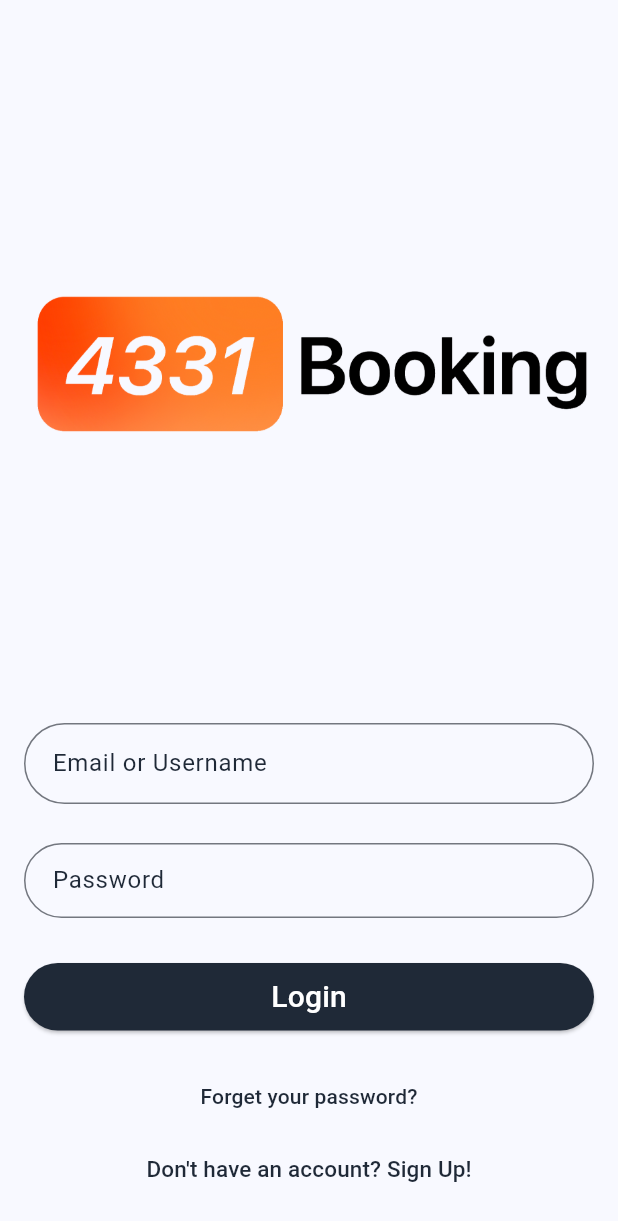
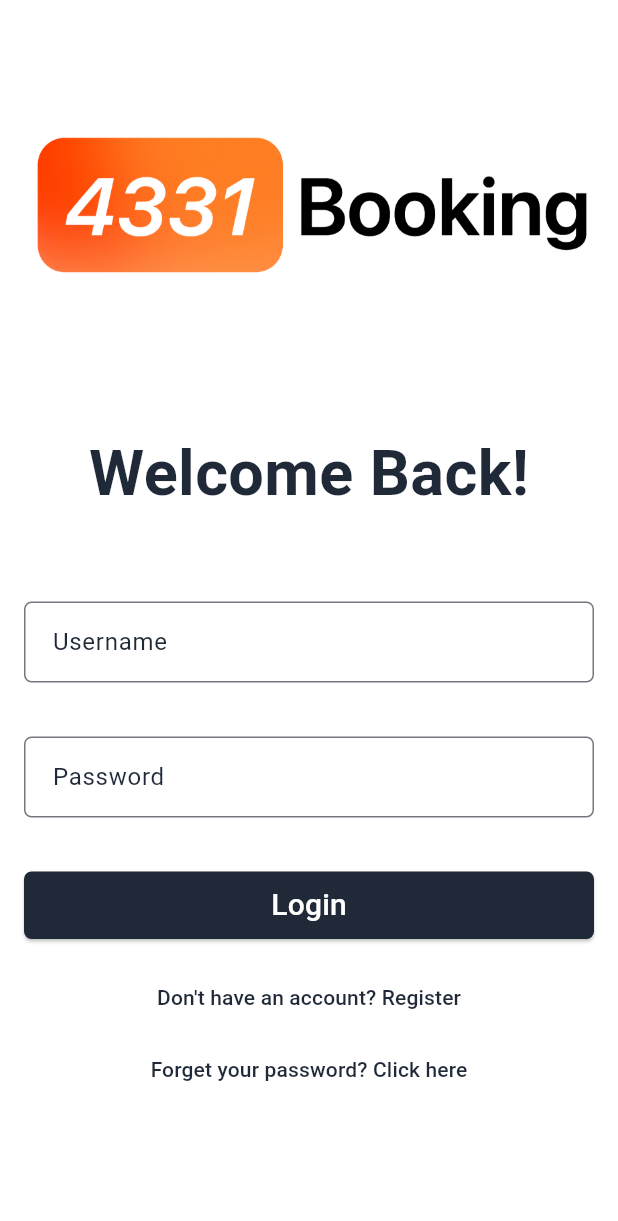
Before and after one commit to FarisAlamoudi/BigProject, a Flutter app: the screen it shows after launch, on a phone screen of 412 x 824 dp. Shown: the top 1221 px of the screen. Run offline on Flutter 3.47's test engine with Material 3 defaults, Android fonts, the phone set to English and light mode, and no system bars; missing offline and left inert: mongo_dart; Roboto replaces fonts that are missing (SpaceMono).

Commit message:
Update main.dart

```diff
--- a/frontendMobile/lib/main.dart
+++ b/frontendMobile/lib/main.dart
@@ -36,7 +36,6 @@ class MyApp extends StatelessWidget {
       initialRoute: '/login',
       routes: {
         '/login': (context) => const LoginPage(),
-        // Add other routes here
       },
     );
   }
@@ -119,22 +118,36 @@ class _LoginPageState extends State<LoginPage> {
   @override
     Widget build(BuildContext context) {
     return Scaffold(
+      backgroundColor: Colors.white,
       body: Column(
         children: [
           Container(
             alignment: Alignment.center,
-            padding: const EdgeInsets.all(16.0),
+            padding: const EdgeInsets.symmetric(horizontal: 16.0, vertical: 10.0),
             child: Image.asset(
               'assets/TheLogo.png',
-              height: 450,
+              height: 250,
               width: 450,
             ),
           ),
-          Padding(
-            padding: const EdgeInsets.symmetric(horizontal: 16.0),
+          Expanded(
+            child: Container(
+              padding: const EdgeInsets.all(16.0),
               child: Column(
                 crossAxisAlignment: CrossAxisAlignment.stretch,
-              children: <Widget>[
+                children: [
+                  const Center(
+                    child: Text(
+                      'Welcome Back!',
+                      style: TextStyle(
+                        fontSize: 42,
+                        fontWeight: FontWeight.bold,
+                        fontFamily: 'SpaceMono',
+                        color: Color.fromARGB(255, 31, 41, 55),
+                      ),
+                    ),
+                  ),
+                  const SizedBox(height: 55),
                   SizedBox(
                     height: 60,
                     child: TextField(
@@ -142,22 +155,22 @@ class _LoginPageState extends State<LoginPage> {
                       decoration: InputDecoration(
                         contentPadding: const EdgeInsets.symmetric(vertical: 15.0, horizontal: 15),
                         border: OutlineInputBorder(
-                        borderRadius: BorderRadius.circular(200.0),
+                          borderRadius: BorderRadius.circular(5.0),
                           borderSide: const BorderSide(color: Color.fromARGB(255, 31, 41, 55), width: 2.0),
                         ),
-                      labelText: 'Email or Username',
+                        labelText: 'Username',
                       ),
                     ),
                   ),
-                const SizedBox(height: 20), // Adjust spacing here
+                  const SizedBox(height: 30),
                   SizedBox(
-                  height: 50,
+                    height: 60,
                     child: TextField(
                       controller: _passwordController,
                       decoration: InputDecoration(
                         contentPadding: const EdgeInsets.symmetric(vertical: 15.0, horizontal: 15),
                         border: OutlineInputBorder(
-                        borderRadius: BorderRadius.circular(200.0),
+                          borderRadius: BorderRadius.circular(5.0),
                         ),
                         labelText: 'Password',
                       ),
@@ -173,17 +186,38 @@ class _LoginPageState extends State<LoginPage> {
                       },
                       style: ElevatedButton.styleFrom(
                         shape: RoundedRectangleBorder(
-                        borderRadius: BorderRadius.circular(200.0),
+                          borderRadius: BorderRadius.circular(5.0),
                         ),
                         backgroundColor: const Color.fromARGB(255, 31, 41, 55),
                       ),
                       child: const Text(
                         'Login',
-                      style: TextStyle(fontSize: 20, color: Colors.white),
+                        style: TextStyle(
+                          fontSize: 20,
+                          color: Colors.white,
+                          fontFamily: 'SpaceMono',
                         ),
                       ),
                     ),
-                const SizedBox(height: 20),
+                  ),
+                  const SizedBox(height: 15),
+                  TextButton(
+                    onPressed: () {
+                      Navigator.push(
+                        context,
+                        MaterialPageRoute(builder: (context) => const SignUpPage()),
+                      );
+                    },
+                    style: TextButton.styleFrom(
+                      foregroundColor: const Color.fromARGB(255, 31, 41, 55),
+                    ),
+                    child: const Text(
+                      "Don't have an account? Register",
+                      style: TextStyle(
+                        fontFamily: 'SpaceMono',
+                      ),
+                    ),
+                  ),
                   TextButton(
                     onPressed: () {
                       Navigator.push(
@@ -195,26 +229,14 @@ class _LoginPageState extends State<LoginPage> {
                       foregroundColor: const Color.fromARGB(255, 31, 41, 55),
                     ),
                     child: const Text(
-                    "Forget your password?",
-                    style: TextStyle(color: Color.fromARGB(255, 31, 41, 55)),
-                  ),
-                ),
-                TextButton(
-                  onPressed: () {
-                    Navigator.push(
-                      context,
-                      MaterialPageRoute(builder: (context) => const SignUpPage()),
-                    );
-                  },
-                  child: const Text(
-                    'Don\'t have an account? Sign Up!',
+                      "Forget your password? Click here",
                       style: TextStyle(
-                      color: Color.fromARGB(255, 31, 41, 55),
-                      fontSize: 15, // Adjust the font size here
+                        fontFamily: 'SpaceMono',
                       ),
                     ),
                   ),
                 ],
+              ),
             ),
           ),
         ],
```
Lines whose indentation alone changed are shown as unchanged.
